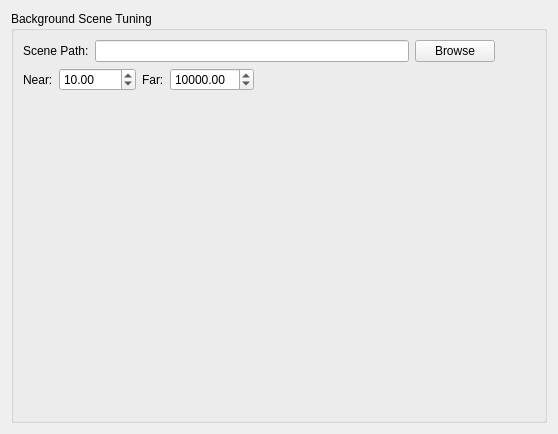
First picture: the form in QGameDev/BackgroundSceneTuner.ui, repository fynv/Three.V8, before the edit.
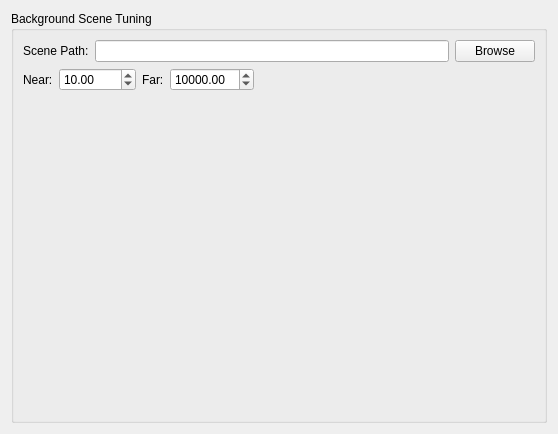
Second picture: the form after the edit.

```diff
--- a/QGameDev/BackgroundSceneTuner.ui
+++ b/QGameDev/BackgroundSceneTuner.ui
@@ -46,19 +46,6 @@
           </property>
          </widget>
         </item>
-        <item>
-         <spacer name="horizontalSpacer">
-          <property name="orientation">
-           <enum>Qt::Horizontal</enum>
-          </property>
-          <property name="sizeHint" stdset="0">
-           <size>
-            <width>40</width>
-            <height>20</height>
-           </size>
-          </property>
-         </spacer>
-        </item>
        </layout>
       </item>
       <item>
```
